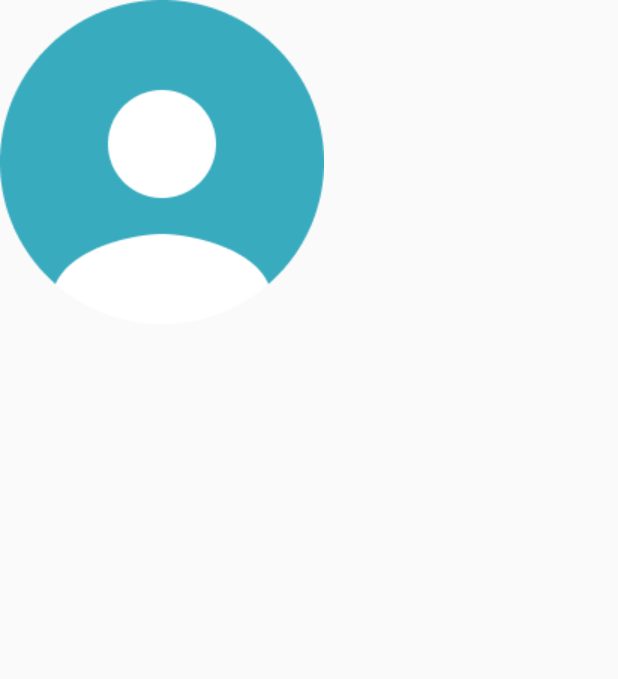
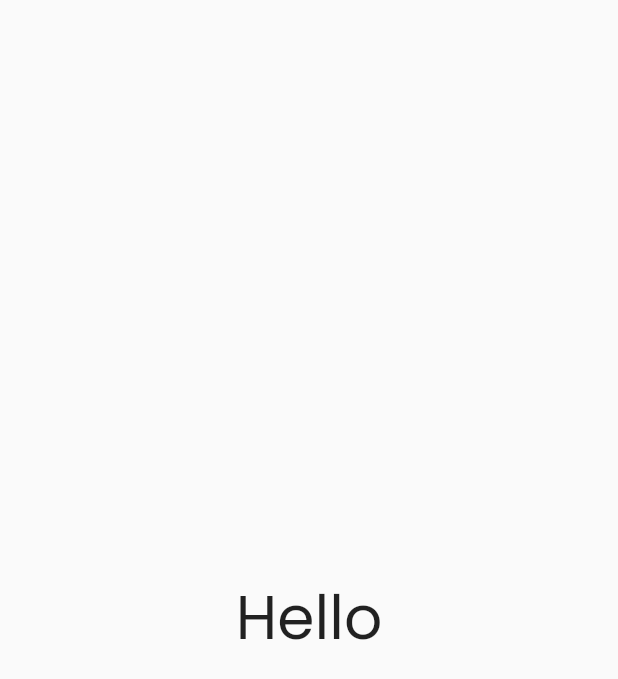
Before and after one commit to yaminmuhammad/sepatuku, a Flutter app: the screen it shows after launch, on a phone screen of 412 x 824 dp. Shown: the top 679 px of the screen. Run offline on Flutter 3.47's test engine with Material 2 defaults, Android fonts, the phone set to English and light mode, and no system bars; our stand-ins replace google_fonts.

Commit message:
feat: kustomisasi font

```diff
--- a/lib/main.dart
+++ b/lib/main.dart
@@ -1,4 +1,5 @@
 import 'package:flutter/material.dart';
+import 'package:google_fonts/google_fonts.dart';
 
 void main() => runApp(const MyApp());
 
@@ -20,7 +21,8 @@ class HomePage extends StatelessWidget {
   @override
   Widget build(BuildContext context) {
     return Scaffold(
-      body: Image.asset('assets/image_profile.png'),
-    );
+        body: Center(
+      child: Text('Hello', style: GoogleFonts.poppins(fontSize: 40)),
+    ));
   }
 }
--- a/pubspec.yaml
+++ b/pubspec.yaml
@@ -35,6 +35,7 @@ dependencies:
   # The following adds the cupertino Icons font to your application.
   # Use with the CupertinoIcons class for iOS style icons.
   cupertino_icons: ^1.0.2
+  google_fonts: ^3.0.1
 
 dev_dependencies:
   flutter_test:
```
Also changed, not shown: pubspec.lock, 1 other file.
